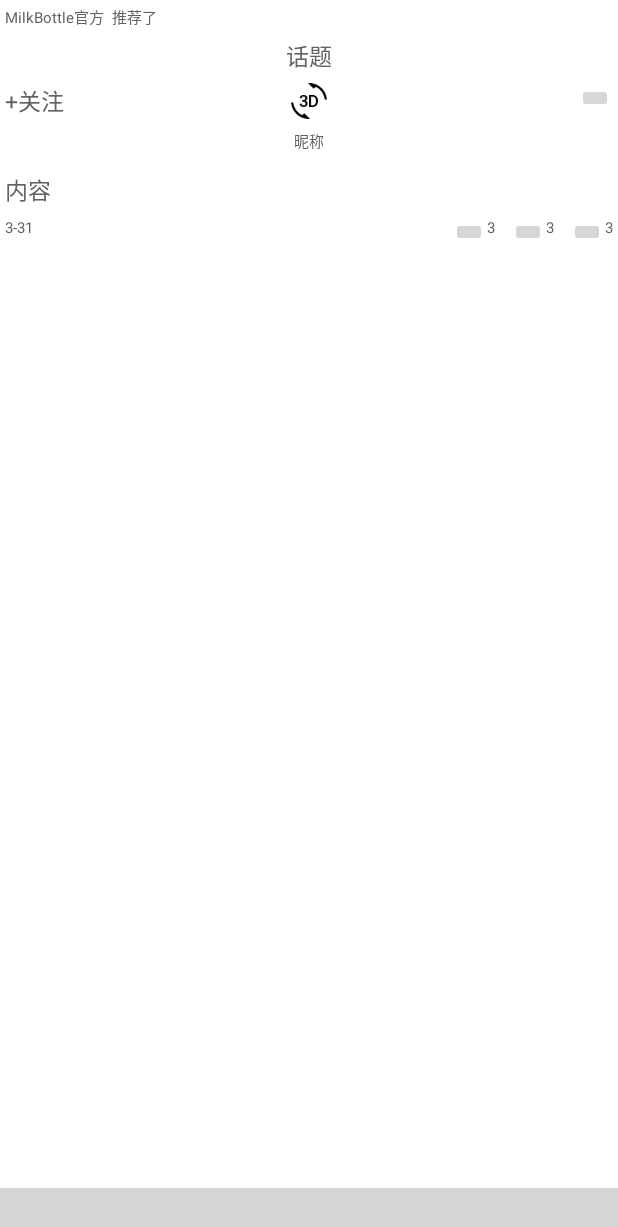
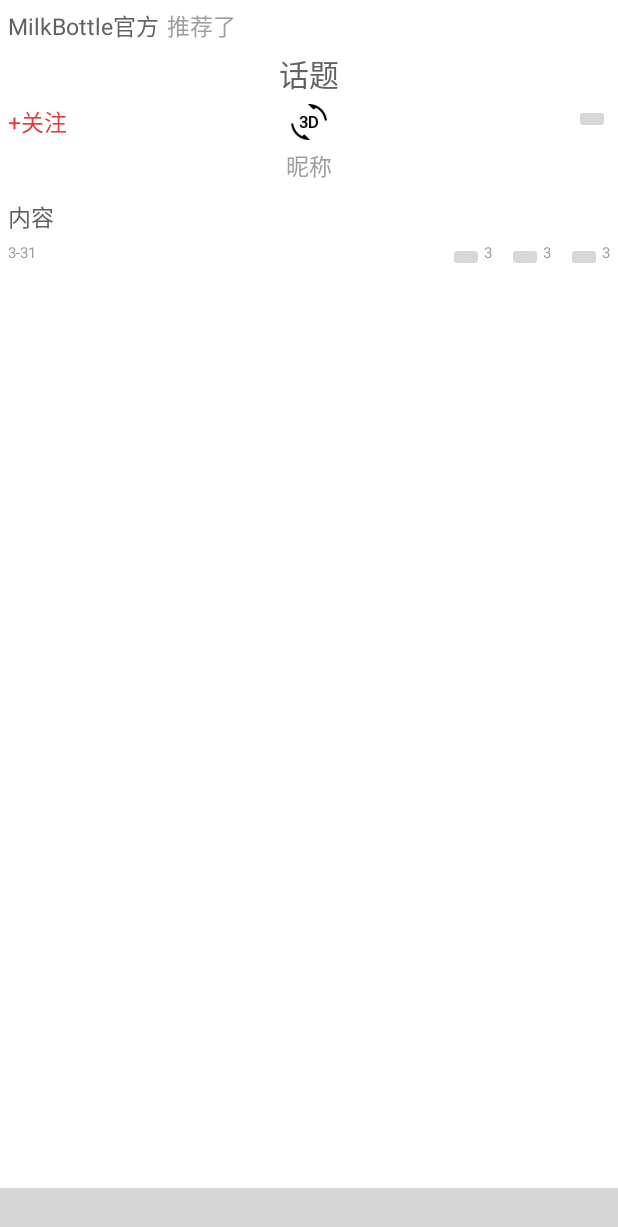
Before and after one commit to zhangwade/MilkBottle, an Android app: the fragment ThemeFragment placed in its activity, on a phone screen of 412 x 824 dp. Shown: the top 1227 px of the screen. Run offline under Robolectric (Android 15) with nearby library versions, the phone set to English and light mode, and no system bars; our stand-ins replace ButterKnife; libraries missing offline, so code that uses them is left out: com.ashokvarma.bottomnavigation; plain views replace BottomNavigationBar; 4 statements that could not run were skipped; grey boxes are pictures that could not be loaded.

Commit message:
WadeZhang 2017.4.2

```diff
--- a/app/src/main/res/layout/fragment_post_item.xml
+++ b/app/src/main/res/layout/fragment_post_item.xml
@@ -6,7 +6,7 @@
     <LinearLayout android:layout_width="match_parent"
         android:layout_height="wrap_content"
         android:orientation="horizontal"
-        android:padding="3dp">
+        android:padding="5dp">
 
         <TextView android:layout_width="wrap_content"
             android:layout_height="match_parent"
@@ -16,25 +16,26 @@
             android:layout_height="match_parent"
             android:layout_marginLeft="5dp"
             style="@style/TextSecond"
+            android:textColor="@color/textColorSecond"
             android:text="推荐了"/>
     </LinearLayout>
 
     <TextView android:layout_width="wrap_content"
         android:layout_height="wrap_content"
         android:layout_gravity="center"
-        android:padding="3dp"
         android:text="话题"
         style="@style/TextFirst"
         android:id="@+id/textView" />
 
     <RelativeLayout android:layout_width="match_parent"
         android:layout_height="wrap_content"
-        android:padding="3dp">
+        android:padding="5dp">
 
         <TextView android:layout_width="wrap_content"
             android:layout_height="wrap_content"
             android:layout_alignParentLeft="true"
-            style="@style/TextFirst"
+            style="@style/TextSecond"
+            android:textColor="@color/highLight"
             android:text="+关注"/>
         <ImageView android:layout_width="wrap_content"
             android:layout_height="wrap_content"
@@ -48,36 +49,40 @@
     <TextView android:layout_width="wrap_content"
         android:layout_height="wrap_content"
         android:layout_gravity="center"
-        android:padding="3dp"
         android:text="昵称"
         style="@style/TextSecond"
+        android:textColor="@color/textColorSecond"
         android:id="@+id/textView2" />
 
     <ImageView android:layout_width="match_parent"
         android:layout_height="wrap_content"
-        android:padding="3dp"/>
+        android:paddingTop="5dp"/>
 
     <TextView android:layout_width="match_parent"
         android:layout_height="wrap_content"
-        android:padding="3dp"
-        style="@style/TextFirst"
+        android:padding="5dp"
+        style="@style/TextSecond"
         android:text="内容"/>
 
     <RelativeLayout android:layout_width="match_parent"
         android:layout_height="wrap_content"
-        android:padding="3dp">
+        android:paddingLeft="5dp"
+        android:paddingRight="5dp"
+        android:paddingBottom="5dp">
 
         <TextView android:layout_width="wrap_content"
             android:layout_height="wrap_content"
             android:layout_alignParentLeft="true"
-            style="@style/TextSecond"
+            style="@style/TextThird"
+            android:textColor="@color/textColorSecond"
             android:text="3-31"/>
 
         <TextView android:layout_width="wrap_content"
             android:layout_height="wrap_content"
             android:id="@+id/post_item_good_count"
             android:layout_alignParentRight="true"
-            style="@style/TextSecond"
+            style="@style/TextThird"
+            android:textColor="@color/textColorSecond"
             android:text="3"/>
         <ImageButton android:layout_width="wrap_content"
             android:layout_height="wrap_content"
@@ -89,7 +94,8 @@
             android:layout_marginRight="10dp"
             android:id="@+id/post_item_comment_count"
             android:layout_toLeftOf="@id/post_item_good_pic"
-            style="@style/TextSecond"
+            style="@style/TextThird"
+            android:textColor="@color/textColorSecond"
             android:text="3"/>
         <ImageButton android:layout_width="wrap_content"
             android:layout_height="wrap_content"
@@ -101,7 +107,8 @@
             android:layout_marginRight="10dp"
             android:id="@+id/post_item_forward_count"
             android:layout_toLeftOf="@id/post_item_comment_pic"
-            style="@style/TextSecond"
+            style="@style/TextThird"
+            android:textColor="@color/textColorSecond"
             android:text="3"/>
         <ImageButton android:layout_width="wrap_content"
             android:layout_height="wrap_content"
--- a/app/src/main/res/values/attr.xml
+++ b/app/src/main/res/values/attr.xml
@@ -7,5 +7,6 @@
 
         <attr name="textSizeFirst" format="reference|dimension"/>
         <attr name="textSizeSecond" format="reference|dimension"/>
+        <attr name="textSizeThird" format="reference|dimension"/>
     </declare-styleable>
 </resources>
--- a/app/src/main/res/values/dimen.xml
+++ b/app/src/main/res/values/dimen.xml
@@ -1,8 +1,10 @@
 <?xml version="1.0" encoding="utf-8"?>
 <resources>
-    <dimen name="smallTextSizeFirst">15sp</dimen>
-    <dimen name="smallTextSizeSecond">10sp</dimen>
+    <dimen name="smallTextSizeFirst">20sp</dimen>
+    <dimen name="smallTextSizeSecond">15sp</dimen>
+    <dimen name="smallTextSizeThird">10sp</dimen>
 
-    <dimen name="BigTextSizeFirst">20sp</dimen>
-    <dimen name="BigTextSizeSecond">15sp</dimen>
+    <dimen name="BigTextSizeFirst">25sp</dimen>
+    <dimen name="BigTextSizeSecond">20sp</dimen>
+    <dimen name="BigTextSizeThird">15sp</dimen>
 </resources>
--- a/app/src/main/res/values/styles.xml
+++ b/app/src/main/res/values/styles.xml
@@ -47,24 +47,28 @@
     <style name="DayThemeSmallText" parent="DayTheme">
         <item name="textSizeFirst">@dimen/smallTextSizeFirst</item>
         <item name="textSizeSecond">@dimen/smallTextSizeSecond</item>
+        <item name="textSizeThird">@dimen/smallTextSizeThird</item>
     </style>
 
     <!-- 白天大字主题 -->
     <style name="DayThemeBigText" parent="DayTheme">
         <item name="textSizeFirst">@dimen/BigTextSizeFirst</item>
         <item name="textSizeSecond">@dimen/BigTextSizeSecond</item>
+        <item name="textSizeThird">@dimen/BigTextSizeThird</item>
     </style>
 
     <!-- 黑夜小字主题 -->
     <style name="NightThemeSmallText" parent="NightTheme">
         <item name="textSizeFirst">@dimen/smallTextSizeFirst</item>
         <item name="textSizeSecond">@dimen/smallTextSizeSecond</item>
+        <item name="textSizeThird">@dimen/smallTextSizeThird</item>
     </style>
 
     <!-- 黑夜大字主题 -->
     <style name="NightThemeBigText" parent="NightTheme">
         <item name="textSizeFirst">@dimen/BigTextSizeFirst</item>
         <item name="textSizeSecond">@dimen/BigTextSizeSecond</item>
+        <item name="textSizeThird">@dimen/BigTextSizeThird</item>
     </style>
 
     <style name="TextFirst">
@@ -74,4 +78,8 @@
     <style name="TextSecond">
         <item name="android:textSize">?attr/textSizeSecond</item>
     </style>
+
+    <style name="TextThird">
+        <item name="android:textSize">?attr/textSizeThird</item>
+    </style>
 </resources>
```
